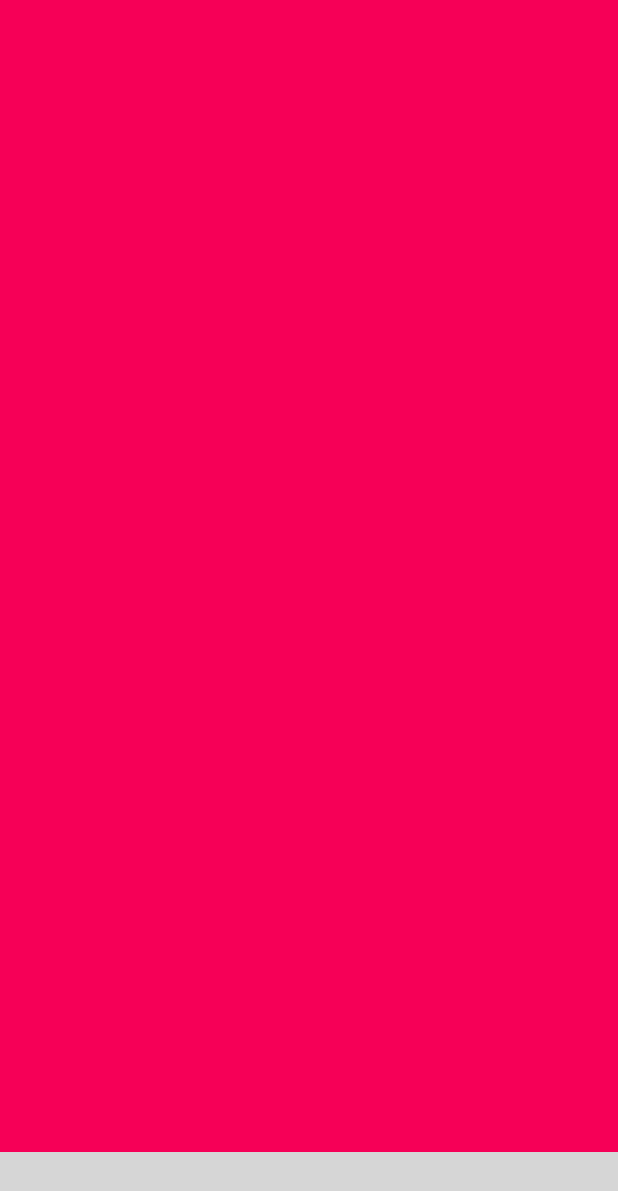
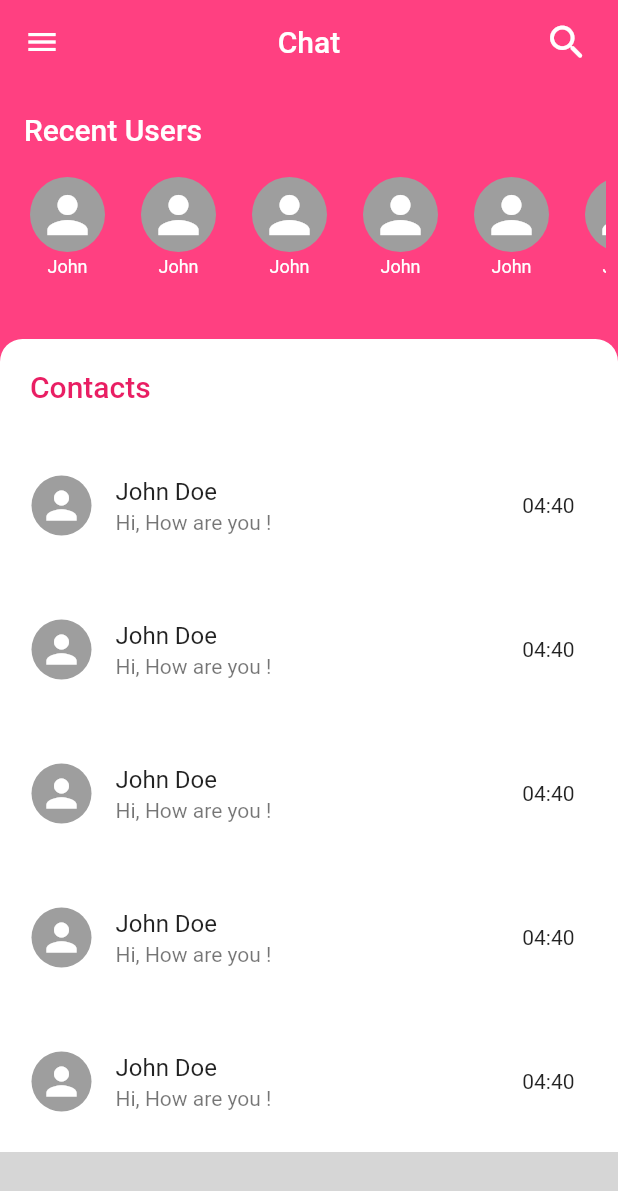
Before and after one commit to harshit252/Snapy-Snap, a Flutter app: the screen it shows after launch, swiped to page 4, on a phone screen of 412 x 824 dp. Shown: the top 1191 px of the screen. Run offline on Flutter 3.47's test engine with Material 2 defaults, Android fonts, the phone set to English and light mode, and no system bars; our stand-ins replace open_file, transparent_image, video_player; missing offline and left inert: bottom_bar, dart:js, deepar_flutter; network calls fail; grey boxes are pictures that could not be loaded.

Commit message:
initial chat.dart and chatpage.dart implemented

```diff
--- a/lib/Screens/chat.dart
+++ b/lib/Screens/chat.dart
@@ -0,0 +1,133 @@
+import 'package:college_project/Screens/chatpage.dart';
+import 'package:flutter/material.dart';
+import '../theme/styles.dart';
+import '../theme/widgets.dart';
+
+
+class Chat extends StatefulWidget {
+  const Chat({Key? key}) : super(key: key);
+  @override
+  State<Chat> createState() => _ChatState();
+}
+
+class _ChatState extends State<Chat> {
+  bool open = false;
+  @override
+  Widget build(BuildContext context) {
+    return Scaffold(
+      backgroundColor: Colors.pinkAccent,
+      appBar: AppBar(
+        backgroundColor: Colors.pinkAccent,
+        title: const Text('Chat'),
+        elevation: 0,
+        centerTitle: true,
+        actions: [
+          Padding(
+            padding: const EdgeInsets.only(right: 10.0),
+            child: IconButton(
+                onPressed: () {
+                  setState(() {
+                    open == true ? open = false : open = true;
+                  });
+                },
+                icon: Icon(
+                  open == true ? Icons.close_rounded : Icons.search_rounded,
+                  size: 30,
+                )),
+          )
+        ],
+      ),
+      drawer: ChatWidgets.drawer(context),
+      body: SafeArea(
+        child: Stack(
+          alignment: AlignmentDirectional.topEnd,
+          children: [
+            Column(
+              crossAxisAlignment: CrossAxisAlignment.start,
+              children: [
+                Container(
+                  margin: const EdgeInsets.all(0),
+                  child: Container(
+                    color: Colors.pinkAccent,
+                    padding: const EdgeInsets.all(8),
+                    height: 160,
+                    child: Column(
+                      crossAxisAlignment: CrossAxisAlignment.start,
+                      children: [
+                        const Spacer(),
+                        Padding(
+                          padding: const EdgeInsets.symmetric(
+                              horizontal: 8.0, vertical: 10),
+                          child: Text(
+                            'Recent Users',
+                            style: Styles.h1(),
+                          ),
+                        ),
+                        Container(
+                          margin: const EdgeInsets.symmetric(vertical: 10),
+                          height: 80,
+                          child: ListView.builder(
+                            scrollDirection: Axis.horizontal,
+                            itemBuilder: (context, i) {
+                              return ChatWidgets.circleProfile();
+                            },
+                          ),
+                        ),
+                      ],
+                    ),
+                  ),
+                ),
+                Expanded(
+                  child: Container(
+                    margin: const EdgeInsets.only(top: 10),
+                    decoration: Styles.friendsBox(),
+                    child: Column(
+                      crossAxisAlignment: CrossAxisAlignment.start,
+                      children: [
+                        Padding(
+                          padding: const EdgeInsets.symmetric(
+                              horizontal: 20, vertical: 20),
+                          child: Text(
+                            'Contacts',
+                            style: Styles.h1().copyWith(color: Colors.pink),
+                          ),
+                        ),
+                        Expanded(
+                          child: Padding(
+                            padding:
+                            const EdgeInsets.symmetric(horizontal: 12.0),
+                            child: ListView.builder(
+                              itemBuilder: (context, i) {
+                                return ChatWidgets.card(
+                                  title: 'John Doe',
+                                  subtitle: 'Hi, How are you !',
+                                  time: '04:40',
+                                  onTap: () {
+                                    Navigator.of(context).push(
+                                      MaterialPageRoute(
+                                        builder: (context) {
+                                          return const ChatPage(
+                                            id: '',
+                                          );
+                                        },
+                                      ),
+                                    );
+                                  },
+                                );
+                              },
+                            ),
+                          ),
+                        ),
+                      ],
+                    ),
+                  ),
+                ),
+              ],
+            ),
+            ChatWidgets.searchBar(open)
+          ],
+        ),
+      ),
+    );
+  }
+}
--- /dev/null
+++ b/lib/chatpage.dart
@@ -0,0 +1 @@
+// TODO Implement this library.
--- a/lib/homepage.dart
+++ b/lib/homepage.dart
@@ -1,4 +1,5 @@
 import 'package:college_project/Screens/HomeScreen.dart';
+import 'package:college_project/Screens/chat.dart';
 import 'package:college_project/Screens/create.dart';
 import 'package:flutter/material.dart';
 import 'package:bottom_bar/bottom_bar.dart';
@@ -23,7 +24,7 @@ class _HomePageState extends State<HomePage> {
           HomeScreen(),
           Container(color: Colors.red),
           CreateCapture(),
-          Container(color: Colors.pinkAccent.shade400),
+          Chat(),
           Container(color: Colors.orange),
         ],
         onPageChanged: (index) {
--- /dev/null
+++ b/lib/theme/widgets.dart
@@ -0,0 +1,184 @@
+import 'dart:js';
+
+//import 'package:firebase_auth/firebase_auth.dart';
+import 'package:college_project/theme/styles.dart';
+import 'package:flutter/material.dart';
+import 'animated-dialog.dart';
+//import 'package:flutterfire_ui/auth.dart';
+
+class ChatWidgets {
+  static Widget card({title, time, subtitle, onTap}) {
+    return Padding(
+      padding: const EdgeInsets.symmetric(vertical: 3.0),
+      child: Card(
+        elevation: 0,
+        child: ListTile(
+          onTap: onTap,
+          contentPadding: const EdgeInsets.all(5),
+          leading: const Padding(
+            padding: EdgeInsets.all(0.0),
+            child: CircleAvatar(
+                backgroundColor: Colors.grey,
+                child: Icon(
+                  Icons.person,
+                  size: 30,
+                  color: Colors.white,
+                )),
+          ),
+          title: Text(title),
+          subtitle:subtitle !=null? Text(subtitle): null,
+          trailing: Padding(
+            padding: const EdgeInsets.only(right: 8.0),
+            child: Text(time),
+          ),
+        ),
+      ),
+    );
+  }
+
+  static Widget circleProfile({onTap}) {
+    return Padding(
+      padding: const EdgeInsets.symmetric(horizontal: 12.0),
+      child: InkWell(
+        onTap: onTap,
+        child: Column(
+          crossAxisAlignment: CrossAxisAlignment.center,
+          children: const [
+            CircleAvatar(
+              radius: 25,
+              backgroundColor: Colors.grey,
+              child: Icon(
+                Icons.person,
+                size: 40,
+                color: Colors.white,
+              ),
+            ),
+            SizedBox(width: 50,child: Center(child: Text('John',style: TextStyle(height: 1.5,fontSize: 12,color: Colors.white),overflow: TextOverflow.ellipsis,)))
+          ],
+        ),
+      ),
+    );
+  }
+
+  static Widget messagesCard(i, message, time) {
+    bool check = i % 2 == 0;
+    return Padding(
+      padding: const EdgeInsets.all(8.0),
+      child: Row(
+        crossAxisAlignment: CrossAxisAlignment.end,
+        children: [
+          if (check) const Spacer(),
+          if (!check)
+            const CircleAvatar(
+              child: Icon(
+                Icons.person,
+                size: 13,
+                color: Colors.white,
+              ),
+              backgroundColor: Colors.grey,
+              radius: 10,
+            ),
+          ConstrainedBox(
+            constraints: const BoxConstraints(maxWidth: 250),
+            child: Container(
+              margin: const EdgeInsets.all(8),
+              padding: const EdgeInsets.all(10),
+              child: Text(
+                '$message\n\n$time',
+                style: TextStyle(color: check ? Colors.white : Colors.black),
+              ),
+              decoration: Styles.messagesCardStyle(check),
+            ),
+          ),
+          if (check)
+            const CircleAvatar(
+              child: Icon(
+                Icons.person,
+                size: 13,
+                color: Colors.white,
+              ),
+              backgroundColor: Colors.grey,
+              radius: 10,
+            ),
+          if (!check) const Spacer(),
+        ],
+      ),
+    );
+  }
+
+  static messageField({required onSubmit}) {
+    final con = TextEditingController();
+    return Container(
+      margin: const EdgeInsets.all(5),
+      child: TextField(
+        controller: con,
+        decoration: Styles.messageTextFieldStyle(onSubmit: () {
+          onSubmit(con);
+        }),
+      ),
+      decoration: Styles.messageFieldCardStyle(),
+    );
+  }
+
+  static drawer(context) {
+    return Drawer(
+      backgroundColor: Colors.indigo.shade400,
+      child: SafeArea(
+        child: Padding(
+          padding: const EdgeInsets.symmetric(vertical: 18.0, horizontal: 20),
+          child: Theme(
+            data: ThemeData.dark(),
+            child: Column(
+              children:  [
+                const CircleAvatar(
+                  child: Icon(
+                    Icons.person,
+                    size: 60,
+                    color: Colors.white,
+                  ),
+                  radius: 60,
+                  backgroundColor: Colors.grey,
+                ),
+                const SizedBox(height: 10),
+                const Divider(
+                  color: Colors.white,
+                ),
+                /*ListTile(
+                  leading: Icon(Icons.person),
+                  title: Text('Profile'),
+                  onTap: (){
+                    Navigator.push(context, MaterialPageRoute(builder: (context)=>ProfileScreen()));
+                  },
+                ),
+                ListTile(
+                  leading: Icon(Icons.logout),
+                  title: Text('Logout'),
+                  onTap: ()async =>await FirebaseAuth.instance.signOut(),
+                )*/
+              ],
+            ),
+          ),
+        ),
+      ),
+    );
+  }
+
+  static searchBar(bool open, ) {
+    return AnimatedDialog(
+      height: open ? 800 : 0,
+      width: open ? 400 : 0,
+
+    );
+  }
+
+  static searchField({Function(String)? onChange}) {
+    return Container(
+      margin: const EdgeInsets.all(10),
+      decoration: Styles.messageFieldCardStyle(),
+      child: TextField(
+        onChanged: onChange,
+        decoration: Styles.searchTextFieldStyle(),
+      ),
+    );
+  }
+}
```
Also changed, not shown: lib/Screens/chatpage.dart (added, +65 -0 lines), lib/theme/animated-dialog.dart (added, +84 -0 lines), lib/theme/styles.dart (added, +56 -0 lines), pubspec.lock.
